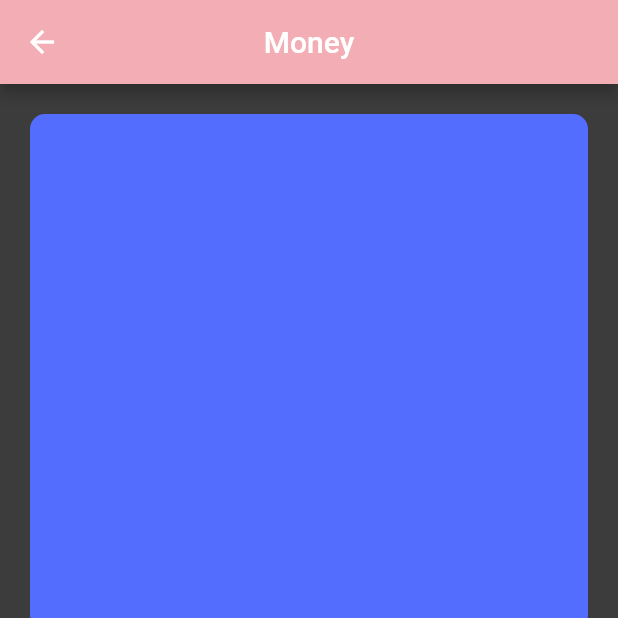
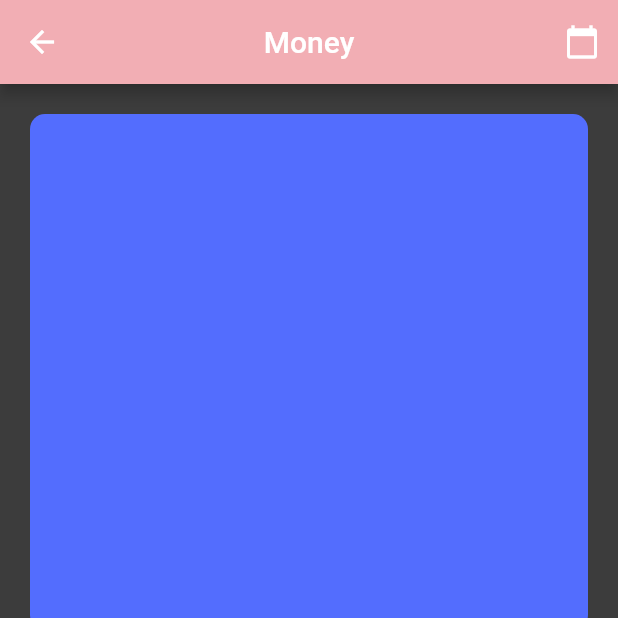
Before and after one commit to noctisbeta/ProdApp, a Flutter app: the MoneySummaryScreen screen opened directly, on a phone screen of 412 x 824 dp, the top half of it. Run offline on Flutter 3.47's test engine with Material 2 defaults, Android fonts, the phone set to English and light mode, and no system bars; our stand-ins replace flutter_colorpicker, sqflite, syncfusion_flutter_calendar; missing offline and left inert: number_selection; accounts and stored records are empty.

Commit message:
menu buttons working

```diff
--- a/prod_app_3/lib/screens/money_summary.dart
+++ b/prod_app_3/lib/screens/money_summary.dart
@@ -1,4 +1,5 @@
 import 'package:flutter/material.dart';
+import '../widgets/menu_buttons.dart';
 
 class MoneySummaryScreen extends StatefulWidget {
   const MoneySummaryScreen({Key? key}) : super(key: key);
@@ -12,6 +13,9 @@ class _MoneySummaryScreenState extends State<MoneySummaryScreen> {
   Widget build(BuildContext context) {
     return Scaffold(
       appBar: AppBar(
+        actions: const [
+          CalendarAppBar(),
+        ],
         title: const Text('Money'),
         centerTitle: true,
       ),
--- a/prod_app_3/lib/widgets/calendar_widget.dart
+++ b/prod_app_3/lib/widgets/calendar_widget.dart
@@ -29,7 +29,7 @@ class CalendarWidget extends StatelessWidget {
       onLongPress: (CalendarLongPressDetails dayInfo) =>
           Navigator.of(context).push(
         MaterialPageRoute(
-          builder: (context) => DaySummaryScreen(dayInfo: dayInfo),
+          builder: (context) => DaySummaryScreen(date: dayInfo.date!),
         ),
       ),
     );
--- a/prod_app_3/lib/widgets/menu_buttons.dart
+++ b/prod_app_3/lib/widgets/menu_buttons.dart
@@ -6,6 +6,7 @@ import 'package:provider/provider.dart';
 import '../providers/date_provider.dart';
 // import 'package:prod_app_3/screens/day_summary_screen.dart';
 import '../screens/calorie_screen.dart';
+import '../screens/day_summary_screen.dart';
 // import '../screens/day_summary_screen.dart';
 import '../screens/money_summary.dart';
 
@@ -87,7 +88,7 @@ class TimeButton extends StatelessWidget {
             MaterialPageRoute(
               builder: (context) {
                 // return const DaySummaryScreen();
-                return Container();
+                return DaySummaryScreen(date: DateTime.now());
               },
             ),
           );
@@ -147,3 +148,27 @@ class CalorieButton extends StatelessWidget {
     );
   }
 }
+
+class CalendarAppBar extends StatelessWidget {
+  const CalendarAppBar({
+    Key? key,
+  }) : super(key: key);
+
+  @override
+  Widget build(BuildContext context) {
+    return IconButton(
+      onPressed: () {
+        Navigator.of(context).push(
+          MaterialPageRoute(
+            builder: (context) {
+              return const CalendarScreen();
+            },
+          ),
+        );
+      },
+      icon: const Icon(
+        Icons.calendar_today,
+      ),
+    );
+  }
+}
```
Also changed, not shown: prod_app_3/lib/screens/calorie_screen.dart (+4 -18 lines), prod_app_3/lib/screens/day_summary_screen.dart (+10 -7 lines).
